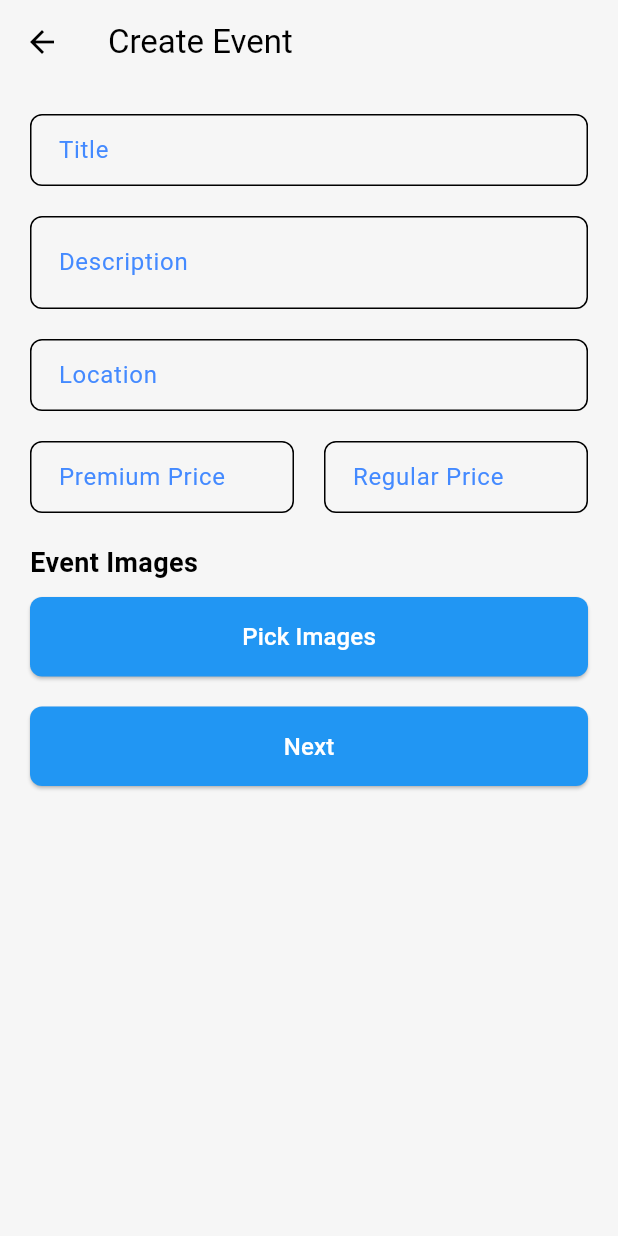
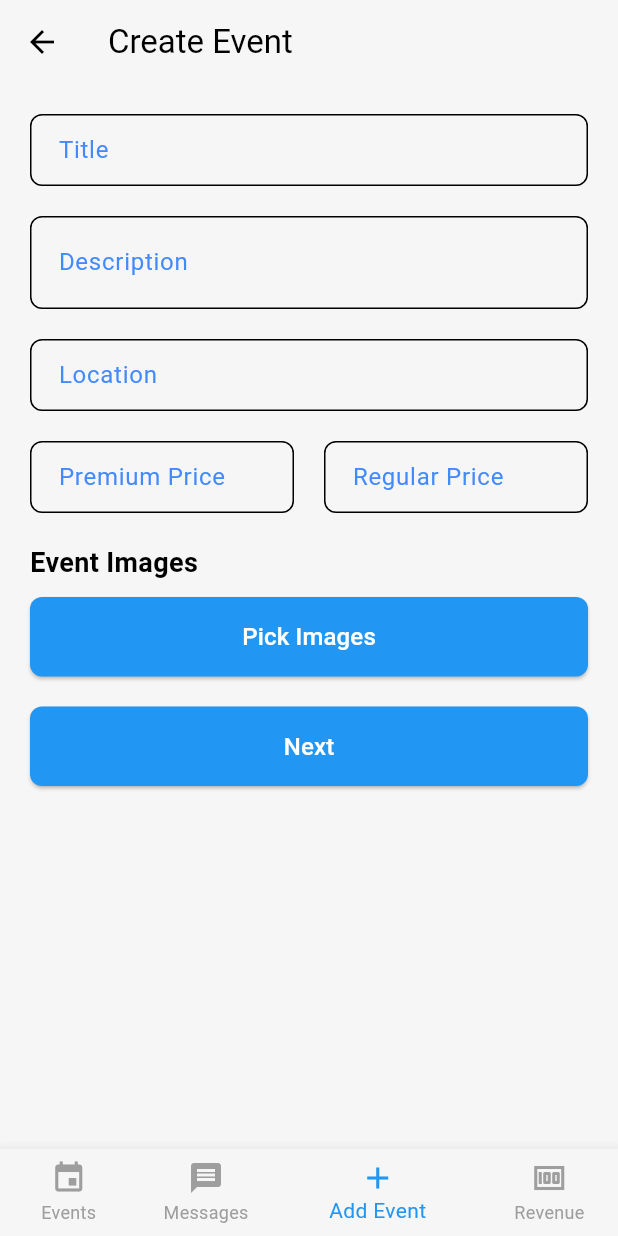
Before and after one commit to Simon-157/ticketron, a Flutter app: the EventCreationScreen screen opened directly with sample values from the repository, on a phone screen of 412 x 824 dp. Run offline on Flutter 3.47's test engine with Material 3 defaults, Android fonts, the phone set to English and light mode, and no system bars; our stand-ins replace cached_network_image, cloud_firestore, firebase_auth, firebase_core, firebase_storage, flutter_animate and 4 more; missing offline and left inert: mobile_scanner; accounts and stored records are empty.

```diff
--- a/lib/screens/organizer_screens/event_creation_screen.dart
+++ b/lib/screens/organizer_screens/event_creation_screen.dart
@@ -6,6 +6,7 @@ import 'package:ticketron/models/event_model.dart';
 import 'package:ticketron/models/organizer_model.dart';
 import 'package:ticketron/screens/organizer_screens/event_create_screen_2.dart';
 import 'package:ticketron/services/storage_service.dart';
+import 'package:ticketron/widgets/organizer_view_widgets/organizer_bottom_nav.dart';
 
 class EventCreationScreen extends StatefulWidget {
   final Organizer? organizer;
@@ -36,6 +37,7 @@ class _EventCreationScreenState extends State<EventCreationScreen> {
       appBar: AppBar(
         title: const Text('Create Event'),
       ),
+
       body: SingleChildScrollView(
         padding: const EdgeInsets.all(20.0),
         child: Form(
@@ -147,6 +149,8 @@ class _EventCreationScreenState extends State<EventCreationScreen> {
           ),
         ),
       ),
+
+      bottomNavigationBar: OrganizerBottomNav(organizer: widget.organizer, currentIndex: 2),
     );
   }
 
--- /dev/null
+++ b/lib/widgets/organizer_view_widgets/organizer_bottom_nav.dart
@@ -0,0 +1,65 @@
+// ignore_for_file: public_member_api_docs, sort_constructors_first
+import 'package:flutter/material.dart';
+
+import 'package:ticketron/models/organizer_model.dart';
+import 'package:ticketron/screens/organizer_screens/attendance_screen.dart';
+import 'package:ticketron/screens/organizer_screens/event_creation_screen.dart';
+import 'package:ticketron/screens/organizer_screens/organizer_dashboard.dart';
+
+// ignore: must_be_immutable
+class OrganizerBottomNav extends StatelessWidget {
+  Organizer? organizer;
+  int currentIndex;
+
+    OrganizerBottomNav({
+    super.key,
+     this.organizer,
+    required this.currentIndex,
+  });
+
+  @override
+  Widget build(BuildContext context){
+    return BottomNavigationBar(
+        currentIndex: currentIndex,
+        selectedItemColor: Colors.blue,
+        unselectedItemColor: Colors.grey,
+        showUnselectedLabels: true,
+        items: const [
+          BottomNavigationBarItem(
+            icon: Icon(Icons.event),
+            label: 'Events',
+          ),
+          BottomNavigationBarItem(
+            icon: Icon(Icons.message),
+            label: 'Messages',
+          ),
+          BottomNavigationBarItem(
+            icon: Icon(Icons.add),
+            label: 'Add Event',
+          ),
+          BottomNavigationBarItem(
+            icon: Icon(Icons.money),
+            label: 'Revenue',
+          ),
+        ],
+        onTap: (index) {
+          switch (index) {
+            case 0:
+              Navigator.push(context, MaterialPageRoute(builder: (context) => const OrganizerDashboardScreen() ));
+              break;
+            case 1:
+              // Navigate to Messages screen
+              break;
+            case 2:
+              // Navigate to Add Event screen
+              Navigator.push(context, MaterialPageRoute(builder: (context) => EventCreationScreen( organizer: organizer) ));
+              break;
+            case 3:
+              Navigator.push(context, MaterialPageRoute(builder: (context) => AttendanceScreen() ));
+              break;
+            default:
+          }
+        },
+      );
+  }
+}
--- /dev/null
+++ b/notes.txt
@@ -0,0 +1,11 @@
+### organizer page
+-- Revenue screen
+-- Revenue Statistics on organizer home screen
+-- Notifications
+-- Message Screen
+
+
+### User page
+-- Ticket logic for events
+-- API for creating the events
+-- Linking user screen to fetching the data
```
Also changed, not shown: lib/screens/organizer_screens/organizer_dashboard.dart (+36 -44 lines), 2 other files.
